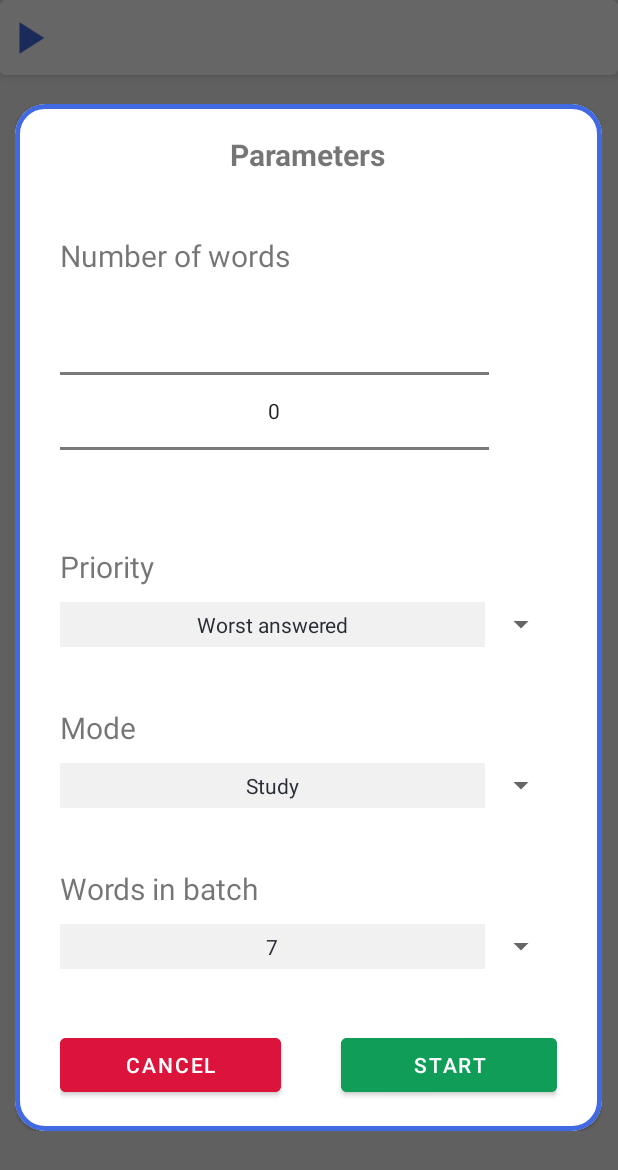
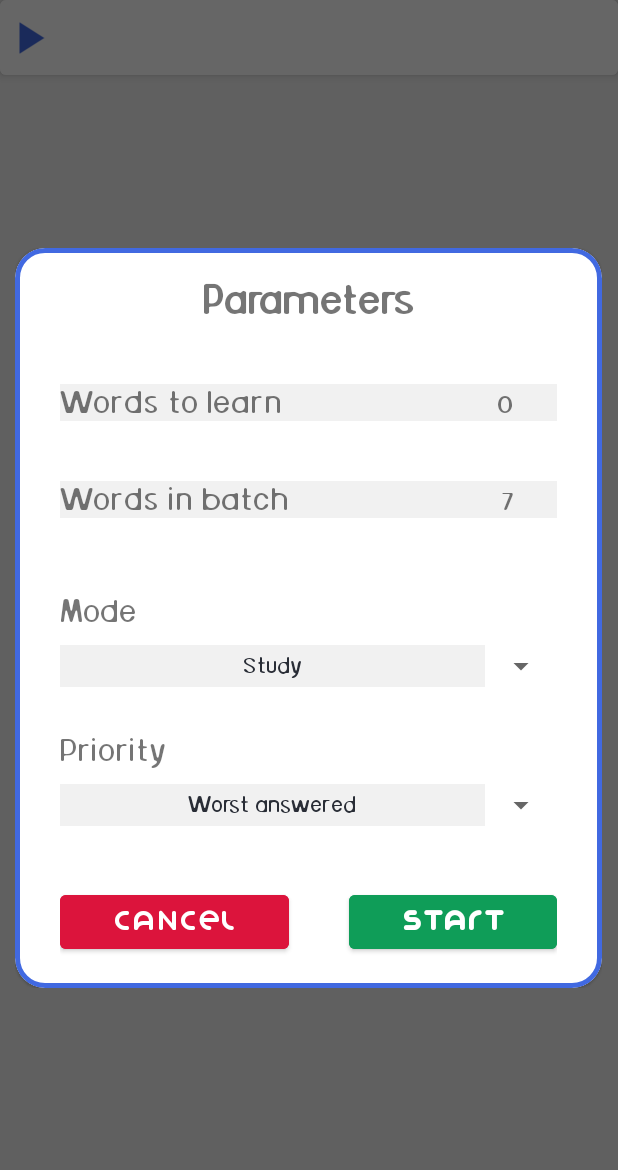
Before and after one commit to matttax/Erica, an Android app: the WordsActivity screen opened directly, with no data from a screen before it, after a tap on an icon or button, on a phone screen of 412 x 824 dp. Shown: the top 1170 px of the screen. Run offline under Robolectric (Android 15) with nearby library versions, the phone set to English and light mode, and no system bars; 2 statements that could not run were skipped.

Commit message:
Start study reform

```diff
--- a/app/src/main/java/com/matttax/erica/dialogs/StartLearnDialog.kt
+++ b/app/src/main/java/com/matttax/erica/dialogs/StartLearnDialog.kt
@@ -2,41 +2,66 @@ package com.matttax.erica.dialogs
 
 import android.content.Context
 import android.content.Intent
-import android.widget.ArrayAdapter
-import android.widget.NumberPicker
-import android.widget.Spinner
+import android.widget.*
 import com.matttax.erica.activities.LearnActivity
 import com.matttax.erica.R
 import com.matttax.erica.WordDBHelper
-import java.lang.Integer.min
+import com.matttax.erica.dialogs.start_study.SpinnerDialog
 
 class StartLearnDialog(val context: Context, resource: Int, wordsCount: Int, setId: Int): ActionDialog(context, resource) {
     private val learnIntent = Intent(context, LearnActivity::class.java)
 
-    private val wordsToBeStudied: NumberPicker = dialogView.findViewById(R.id.wordsNumberPicker)
     private val studyPriority: Spinner = dialogView.findViewById(R.id.priority)
     private val studyMode: Spinner = dialogView.findViewById(R.id.mode)
-    private val studyBatchSize: Spinner = dialogView.findViewById(R.id.wordsInBatch)
+
+    private val spinner: LinearLayout = dialogView.findViewById(R.id.select_num_of_words)
+    private val wbspinner: LinearLayout = dialogView.findViewById(R.id.select_words_in_batch)
+
+    private val nmwrdText: TextView = dialogView.findViewById(R.id.number_of_words_text)
+    private val wnbText: TextView = dialogView.findViewById(R.id.words_in_batch_text)
 
 
+    var woirt = wordsCount
+    var nadab = 7
+
     init {
-        wordsToBeStudied.maxValue = wordsCount
-        wordsToBeStudied.minValue = min(1, wordsCount)
-        wordsToBeStudied.value = wordsCount
+        nmwrdText.text = wordsCount.toString()
+        wnbText.text = nadab.toString()
+
+        spinner.setOnClickListener {
+            val ss = SpinnerDialog(context, R.layout.words_to_study, wordsCount, woirt, "Words to learn")
+            ss.showDialog()
+            ss.dialog.setOnDismissListener {
+                woirt = ss.wordsToBeStudied.value
+                nmwrdText.text = ss.wordsToBeStudied.value.toString()
+
+                if (nadab > woirt) {
+                    nadab = woirt
+                    wnbText.text = woirt.toString()
+                }
+            }
+        }
+
+        wbspinner.setOnClickListener {
+            val ss = SpinnerDialog(context, R.layout.words_to_study, woirt, nadab, "Words in batch")
+            ss.showDialog()
+            ss.dialog.setOnDismissListener {
+                nadab = ss.wordsToBeStudied.value
+                wnbText.text = ss.wordsToBeStudied.value.toString()
+            }
+        }
 
         studyPriority.adapter = getAdaptor(listOf("Worst answered", "Least asked", "Long ago asked"))
         studyMode.adapter = getAdaptor(listOf("Study", "Learn"))
-        studyBatchSize.adapter = getAdaptor(listOf(3, 5, 7, 10, 12, 15))
-        studyBatchSize.setSelection(2)
 
         initDismissButton(R.id.noStartLearn)
         initActionButton(R.id.yesStartLearn) {
             val query = "SELECT * FROM ${WordDBHelper.WORDS_TABLE_NAME} " +
                         "WHERE ${WordDBHelper.COLUMN_SET_ID}=$setId " +
                         "ORDER BY ${getOrderBy(studyPriority.selectedItem.toString())}" +
-                        "LIMIT ${wordsToBeStudied.value} "
+                        "LIMIT $woirt "
             learnIntent.putExtra("query", query)
-            learnIntent.putExtra("batch_size", studyBatchSize.selectedItem.toString().toInt())
+            learnIntent.putExtra("batch_size", nadab)
             dialog.dismiss()
             context.startActivity(learnIntent)
         }
--- a/app/src/main/res/layout/sets_spinner_item.xml
+++ b/app/src/main/res/layout/sets_spinner_item.xml
@@ -7,6 +7,7 @@
     android:padding="5dp"
     android:textColor="@color/black_shade_1"
     android:background="@color/light_grey"
+    android:fontFamily="@font/gihun"
     >
 
 
--- a/app/src/main/res/layout/start_learn_dialog.xml
+++ b/app/src/main/res/layout/start_learn_dialog.xml
@@ -22,31 +22,68 @@
             android:layout_width="wrap_content"
             android:layout_height="wrap_content"
             android:text="Parameters"
-            android:textSize="20sp"
+            android:textSize="25sp"
             android:layout_gravity="center"
+            android:fontFamily="@font/gihun"
             android:textStyle="bold"
             />
 
         <LinearLayout
             android:layout_width="match_parent"
             android:layout_height="wrap_content"
-            android:orientation="vertical"
+            android:orientation="horizontal"
             android:layout_marginStart="30dp"
             android:layout_marginEnd="30dp"
             android:layout_marginTop="40dp"
+            android:layout_marginBottom="40dp"
+            android:background="@color/light_grey"
+            android:id="@+id/select_num_of_words"
             >
             <TextView
                 android:layout_width="wrap_content"
                 android:layout_height="wrap_content"
-                android:text="Number of words"
+                android:text="Words to learn"
+                android:fontFamily="@font/gihun"
                 android:textSize="20sp"
+                android:layout_weight="5"
+                />
+            <TextView
+                android:layout_width="wrap_content"
+                android:layout_height="wrap_content"
+                android:text="0"
+                android:layout_weight="1"
+                android:fontFamily="@font/gihun"
+                android:textSize="15dp"
+                android:id="@+id/number_of_words_text"
+                />
+        </LinearLayout>
+
+        <LinearLayout
+            android:layout_width="match_parent"
+            android:layout_height="wrap_content"
+            android:orientation="horizontal"
+            android:layout_marginStart="30dp"
+            android:layout_marginEnd="30dp"
+            android:id="@+id/select_words_in_batch"
+            android:background="@color/light_grey"
+            >
+            <TextView
+                android:layout_width="wrap_content"
+                android:layout_height="wrap_content"
+                android:text="Words in batch"
+                android:textSize="20sp"
+                android:fontFamily="@font/gihun"
+                android:layout_weight="5"
                 />
 
-            <NumberPicker
-                android:layout_width="match_parent"
+            <TextView
+                android:layout_width="wrap_content"
                 android:layout_height="wrap_content"
-                android:id="@+id/wordsNumberPicker"
-                android:layout_marginEnd="45dp"
+                android:text="0"
+                android:layout_weight="1"
+                android:fontFamily="@font/gihun"
+                android:textSize="15dp"
+                android:id="@+id/words_in_batch_text"
                 />
         </LinearLayout>
 
@@ -56,34 +93,14 @@
             android:orientation="vertical"
             android:layout_marginStart="30dp"
             android:layout_marginEnd="30dp"
-            >
-            <TextView
-                android:layout_width="wrap_content"
-                android:layout_height="wrap_content"
-                android:text="Priority"
-                android:textSize="20sp"
-                />
-            <Spinner
-                android:layout_width="match_parent"
-                android:layout_height="wrap_content"
-                android:layout_marginTop="10dp"
-                android:id="@+id/priority"
-                />
-        </LinearLayout>
-
-        <LinearLayout
-            android:layout_width="match_parent"
-            android:layout_height="wrap_content"
-            android:orientation="vertical"
-            android:layout_marginTop="40dp"
-            android:layout_marginStart="30dp"
-            android:layout_marginEnd="30dp"
+            android:layout_marginTop="50dp"
             >
             <TextView
                 android:layout_width="wrap_content"
                 android:layout_height="wrap_content"
                 android:text="Mode"
                 android:textSize="20sp"
+                android:fontFamily="@font/gihun"
                 />
 
             <Spinner
@@ -98,24 +115,26 @@
             android:layout_width="match_parent"
             android:layout_height="wrap_content"
             android:orientation="vertical"
-            android:layout_marginTop="40dp"
             android:layout_marginStart="30dp"
             android:layout_marginEnd="30dp"
+            android:layout_marginTop="30dp"
             >
             <TextView
                 android:layout_width="wrap_content"
                 android:layout_height="wrap_content"
-                android:text="Words in batch"
+                android:text="Priority"
+                android:fontFamily="@font/gihun"
                 android:textSize="20sp"
                 />
-
             <Spinner
-                android:id="@+id/wordsInBatch"
-                android:layout_marginTop="10dp"
                 android:layout_width="match_parent"
                 android:layout_height="wrap_content"
+                android:layout_marginTop="10dp"
+                android:id="@+id/priority"
+
                 />
         </LinearLayout>
+
 
         <LinearLayout
             android:layout_width="match_parent"
@@ -135,6 +154,8 @@
                 android:backgroundTint="@color/crimson"
                 android:layout_weight="1"
                 android:id="@+id/noStartLearn"
+                android:fontFamily="@font/organo"
+                android:textSize="20sp"
                 />
             <com.google.android.material.button.MaterialButton
                 android:layout_width="wrap_content"
@@ -145,6 +166,9 @@
                 android:backgroundTint="@color/green"
                 android:layout_weight="1"
                 android:id="@+id/yesStartLearn"
+                android:fontFamily="@font/organo"
+                android:textSize="20sp"
+                android:textStyle="bold"
                 />
         </LinearLayout>
     </LinearLayout>
```
Also changed, not shown: app/src/main/java/com/matttax/erica/dialogs/start_study/WordsToBeStudied.kt (added, +22 -0 lines), app/src/main/res/layout/spinner_item.xml (deleted, +0 -10 lines), app/src/main/res/layout/words_to_study.xml (added, +48 -0 lines), app/src/main/res/font/gihun.ttf (added), app/src/main/res/font/monoglyceride.ttf (added), app/src/main/res/font/monoglyceride_bold.ttf (added), app/src/main/res/font/monoglyceride_demi_bold.ttf (added), app/src/main/res/font/monoglyceride_extra_bold.ttf (added), app/src/main/res/font/organo.ttf (added).
